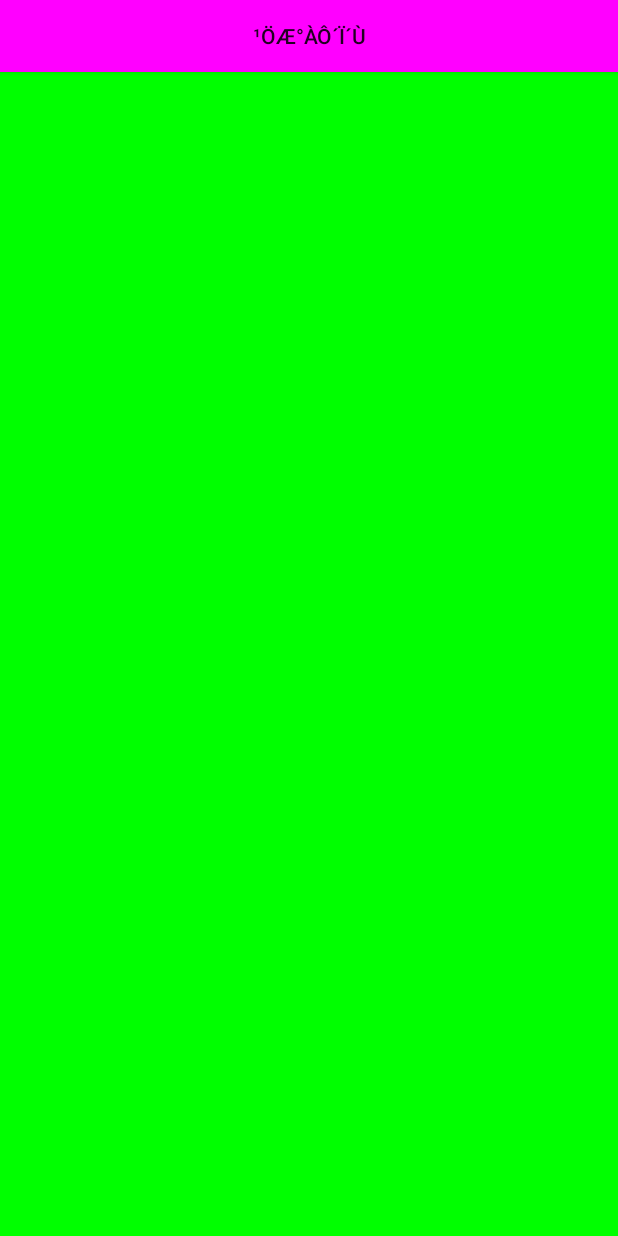
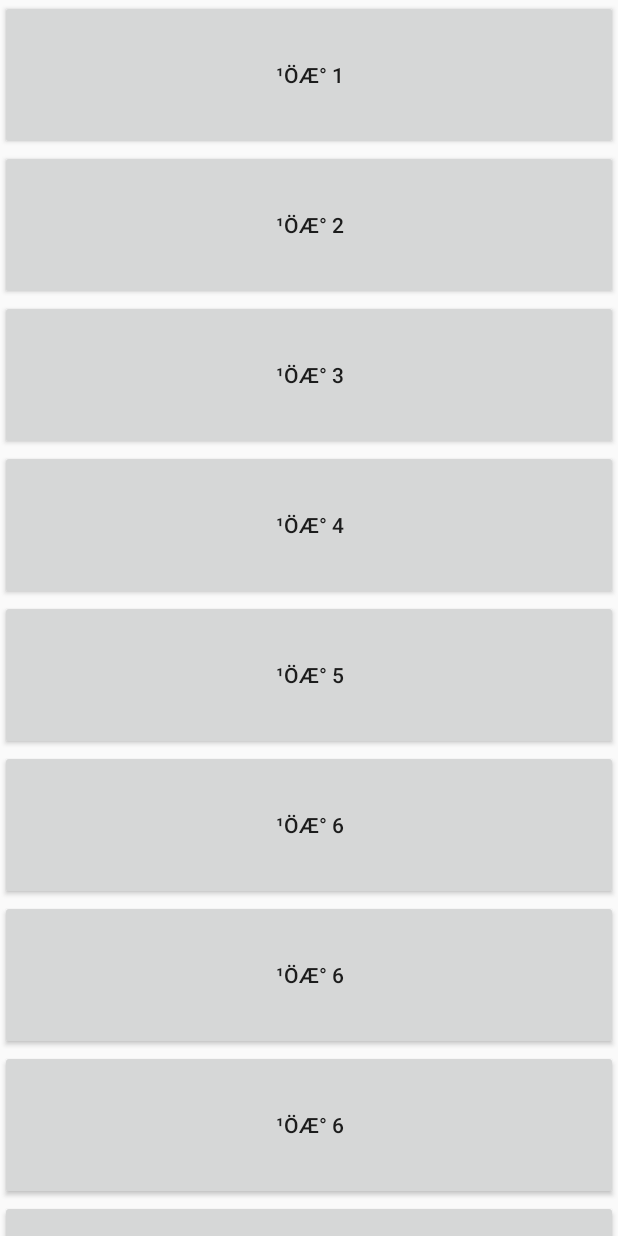
Before and after one commit to nicejwjin/hot_fixed, an Android app: the screen it shows after launch (MainActivity), on a phone screen of 412 x 824 dp. Run offline under Robolectric (Android 15) with nearby library versions, the phone set to English and light mode, and no system bars.

Commit message:
scroll layout

```diff
--- a/app/src/main/java/com/httpmeteorstartup/hot/MainActivity.java
+++ b/app/src/main/java/com/httpmeteorstartup/hot/MainActivity.java
@@ -1,40 +1,15 @@
 package com.httpmeteorstartup.hot;
 
 import android.app.Activity;
-import android.graphics.Color;
 import android.os.Bundle;
-import android.view.View;
-import android.widget.Button;
-import android.widget.LinearLayout;
-import android.widget.Toast;
 
 public class MainActivity extends Activity {
 
     @Override
     public void onCreate(Bundle savedInstanceState) {
         super.onCreate(savedInstanceState);
-        // setContentView(R.layout.activity_main);
+         setContentView(R.layout.activity_main);
 
-        LinearLayout.LayoutParams params = new LinearLayout.LayoutParams(
-                LinearLayout.LayoutParams.MATCH_PARENT,
-                LinearLayout.LayoutParams.MATCH_PARENT);
-
-        LinearLayout baseLayout = new LinearLayout(this);
-        baseLayout.setOrientation(LinearLayout.VERTICAL);
-        baseLayout.setBackgroundColor(Color.rgb(0, 255, 0));
-        setContentView(baseLayout, params);
-
-        Button btn = new Button(this);
-        btn.setText("¹öÆ°ÀÔ´Ï´Ù");
-        btn.setBackgroundColor(Color.MAGENTA);
-        baseLayout.addView(btn);
-
-        btn.setOnClickListener(new View.OnClickListener() {
-            public void onClick(View arg0) {
-                Toast.makeText(getApplicationContext(), "ÄÚµå·Î »ý¼ºÇÑ ¹öÆ°ÀÔ´Ï´Ù", Toast.LENGTH_SHORT).show();
-
-            }
-        });
 
     }
 }
--- a/app/src/main/res/layout/activity_main.xml
+++ b/app/src/main/res/layout/activity_main.xml
@@ -1,7 +1,76 @@
-<LinearLayout xmlns:android="http://schemas.android.com/apk/res/android"
+<ScrollView xmlns:android="http://schemas.android.com/apk/res/android"
     xmlns:tools="http://schemas.android.com/tools"
-    android:layout_width="match_parent"
-    android:layout_height="match_parent"
+    android:layout_width="fill_parent"
+    android:layout_height="fill_parent"
     android:orientation="vertical" >
 
-</LinearLayout>
+    <LinearLayout
+        android:layout_width="fill_parent"
+        android:layout_height="fill_parent"
+        android:orientation="vertical" >
+
+        <Button
+            android:layout_width="match_parent"
+            android:layout_height="100dp"
+            android:text="¹öÆ° 1" />
+
+        <Button
+            android:layout_width="match_parent"
+            android:layout_height="100dp"
+            android:text="¹öÆ° 2" />
+
+        <Button
+            android:layout_width="match_parent"
+            android:layout_height="100dp"
+            android:text="¹öÆ° 3" />
+
+        <Button
+            android:layout_width="match_parent"
+            android:layout_height="100dp"
+            android:text="¹öÆ° 4" />
+
+        <Button
+            android:layout_width="match_parent"
+            android:layout_height="100dp"
+            android:text="¹öÆ° 5" />
+
+        <Button
+            android:layout_width="match_parent"
+            android:layout_height="100dp"
+            android:text="¹öÆ° 6" />
+
+        <Button
+            android:layout_width="match_parent"
+            android:layout_height="100dp"
+            android:text="¹öÆ° 6" />
+        <Button
+            android:layout_width="match_parent"
+            android:layout_height="100dp"
+            android:text="¹öÆ° 6" />
+        <Button
+            android:layout_width="match_parent"
+            android:layout_height="100dp"
+            android:text="¹öÆ° 6" />
+        <Button
+            android:layout_width="match_parent"
+            android:layout_height="100dp"
+            android:text="¹öÆ° 6" />
+        <Button
+            android:layout_width="match_parent"
+            android:layout_height="100dp"
+            android:text="¹öÆ° 6" />
+        <Button
+            android:layout_width="match_parent"
+            android:layout_height="100dp"
+            android:text="¹öÆ° 6" />
+        <Button
+            android:layout_width="match_parent"
+            android:layout_height="100dp"
+            android:text="¹öÆ° 6" />
+        <Button
+            android:layout_width="match_parent"
+            android:layout_height="100dp"
+            android:text="¹öÆ° 6" />
+    </LinearLayout>
+
+</ScrollView>
```
